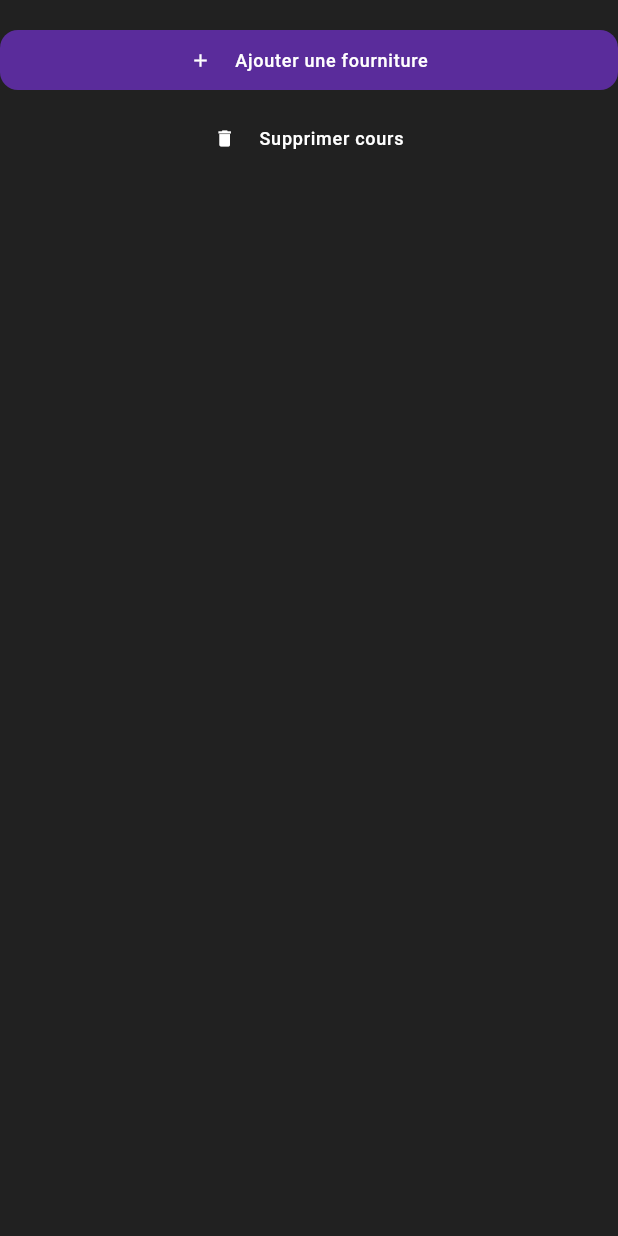
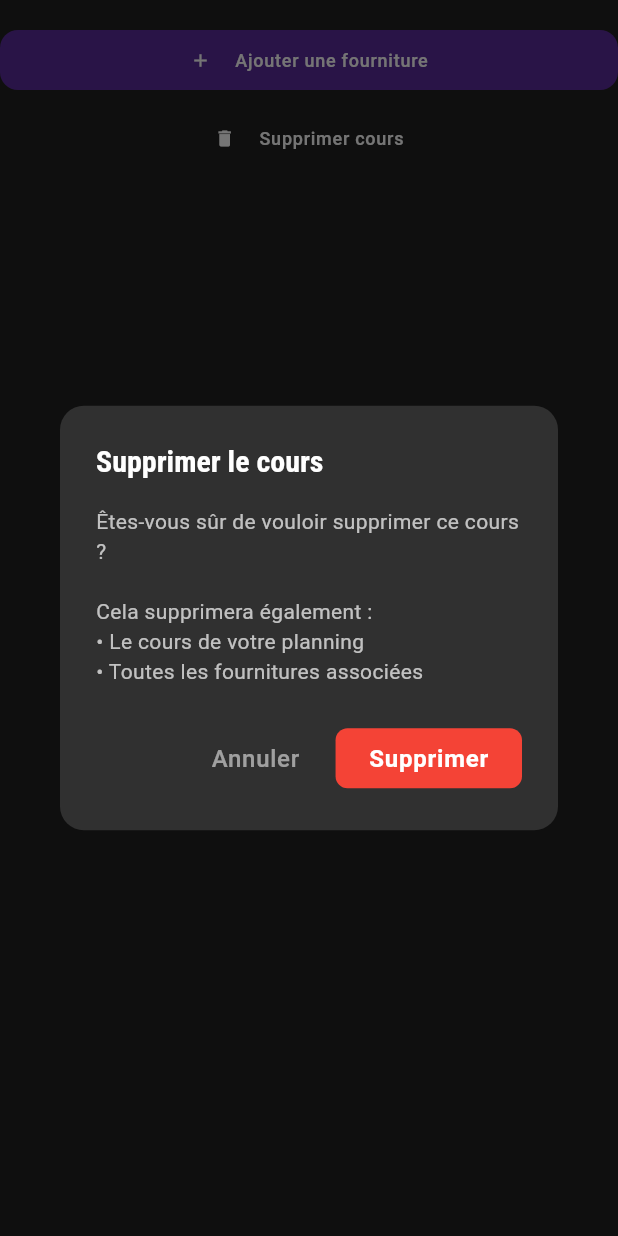
Before and after one commit to kevindjf/dansmonsac, a Flutter app: the ContentSupplyHolder widget shown alone on an empty page, opened directly with empty values, after a tap on "Supprimer cours", on a phone screen of 412 x 824 dp. Run offline on Flutter 3.47's test engine with Material 3 defaults, Android fonts, the phone set to English and light mode, and no system bars; our stand-ins replace dartz, flutter_riverpod, google_fonts, riverpod_annotation, shared_preferences and 1 more; missing offline and left inert: dart:ffi; accounts and stored records are empty; generated files the repository leaves out were written again.

Commit message:
Fix 8 UI/UX issues: localization, overflow, timing, and more
1. Fix MaterialLocalization bug: add French localizations delegates
2. Fix bottom overflow: wrap add course form in SingleChildScrollView
3. Auto-adjust end time: set end = start + 1h when start > end
4. Fix back button: add PopScope to close modal instead of app
5. Add delete confirmation: show warning dialog before deleting course
6. Rename tab: change "Votre liste" to "Mon sac" with backpack icon
7. Fix supply list timing: show today's supplies until pack time passes
8. Remove unused day toggle from supply list (already done in previous commit)

```diff
--- a/features/course/lib/presentation/list/widgets/content_supplies_holder.dart
+++ b/features/course/lib/presentation/list/widgets/content_supplies_holder.dart
@@ -39,10 +39,71 @@ class ContentSupplyHolder extends ConsumerWidget {
         _buildActionButton(
           icon: Icons.delete,
           label: "Supprimer cours",
-          onPressed: onDeleteCourse,
+          onPressed: () => _showDeleteConfirmation(context),
           backgroundColor: Colors.transparent,
         ),
       ],
+    );
+  }
+
+  void _showDeleteConfirmation(BuildContext context) {
+    showDialog(
+      context: context,
+      builder: (BuildContext context) {
+        return AlertDialog(
+          backgroundColor: Color(0xFF303030),
+          shape: RoundedRectangleBorder(
+            borderRadius: BorderRadius.circular(16),
+          ),
+          title: Text(
+            'Supprimer le cours',
+            style: GoogleFonts.robotoCondensed(
+              color: Colors.white,
+              fontSize: 20,
+              fontWeight: FontWeight.bold,
+            ),
+          ),
+          content: Text(
+            'Êtes-vous sûr de vouloir supprimer ce cours ?\n\nCela supprimera également :\n• Le cours de votre planning\n• Toutes les fournitures associées',
+            style: GoogleFonts.roboto(
+              color: Colors.white70,
+              fontSize: 14,
+            ),
+          ),
+          actions: [
+            TextButton(
+              onPressed: () => Navigator.of(context).pop(),
+              child: Text(
+                'Annuler',
+                style: GoogleFonts.roboto(
+                  color: Colors.white54,
+                  fontSize: 16,
+                ),
+              ),
+            ),
+            FilledButton(
+              onPressed: () {
+                Navigator.of(context).pop();
+                onDeleteCourse();
+              },
+              style: FilledButton.styleFrom(
+                backgroundColor: Colors.red,
+                shape: RoundedRectangleBorder(
+                  borderRadius: BorderRadius.circular(8),
+                ),
+              ),
+              child: Text(
+                'Supprimer',
+                style: GoogleFonts.roboto(
+                  color: Colors.white,
+                  fontSize: 16,
+                  fontWeight: FontWeight.bold,
+                ),
+              ),
+            ),
+          ],
+        );
+      },
     );
   }
 
--- a/features/main/lib/presentation/home/home_page.dart
+++ b/features/main/lib/presentation/home/home_page.dart
@@ -45,8 +45,8 @@ class HomePage extends ConsumerWidget {
         // Couleur des éléments non sélectionnés
         items: const <BottomNavigationBarItem>[
           BottomNavigationBarItem(
-            icon: Icon(Icons.list),
-            label: 'Votre liste',
+            icon: Icon(Icons.backpack),
+            label: 'Mon sac',
           ),
           BottomNavigationBarItem(
             icon: Icon(Icons.calendar_month),
```
Also changed, not shown: features/schedule/lib/presentation/add/add_calendar_course_page.dart (+16 -6 lines), features/schedule/lib/presentation/supply_list/controller/tomorrow_supply_controller.dart (+20 -11 lines), lib/main.dart (+9 -0 lines).
